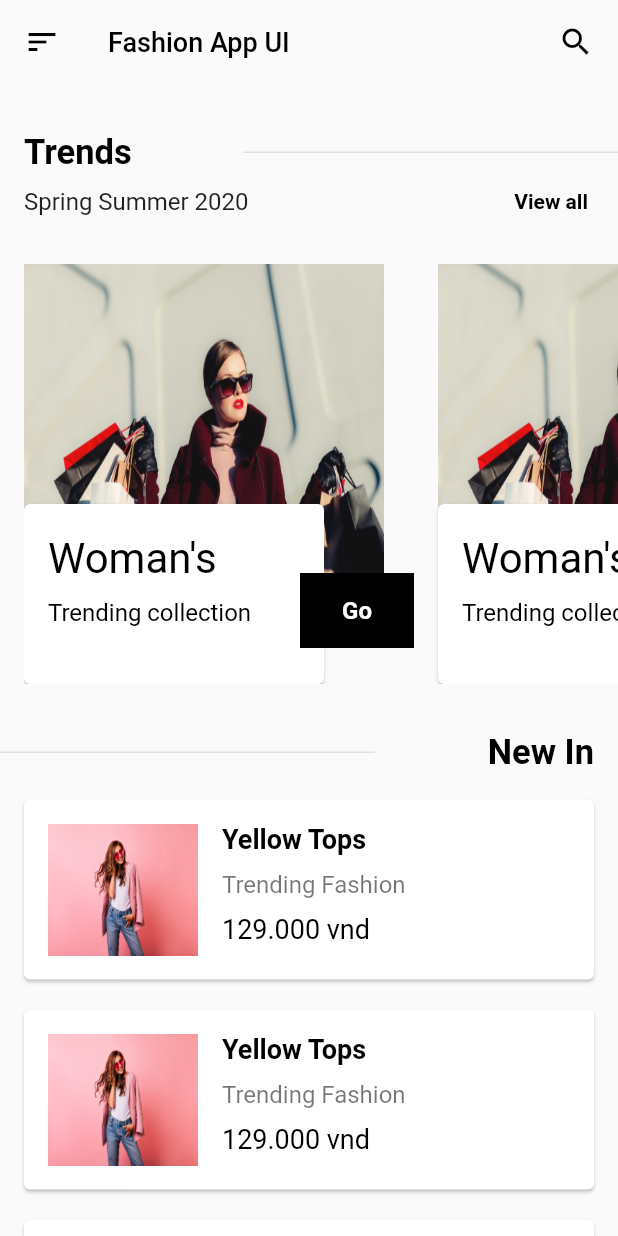
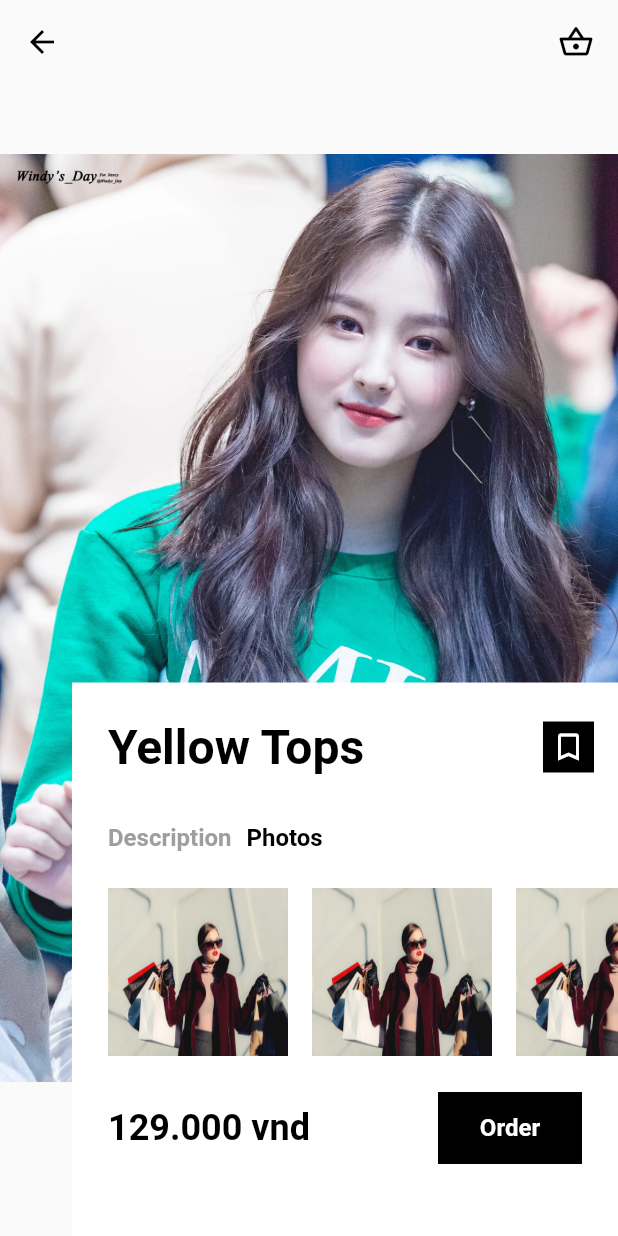
Before and after one commit to phucnguyen1618/fashion_app_ui, a Flutter app: the screen it shows after launch, on a phone screen of 412 x 824 dp. Run offline on Flutter 3.47's test engine with Material 2 defaults, Android fonts, the phone set to English and light mode, and no system bars.

Commit message:
Add Detail Page UI.

```diff
--- /dev/null
+++ b/lib/detail_page.dart
@@ -0,0 +1,151 @@
+import 'dart:ui';
+
+import 'package:flutter/material.dart';
+
+class DetailPage extends StatelessWidget {
+  const DetailPage({Key? key}) : super(key: key);
+
+  @override
+  Widget build(BuildContext context) {
+    return Scaffold(
+      body: Stack(
+        children: [
+          Image.asset(
+            'assets/images/nancy.png',
+            width: MediaQuery.of(context).size.width,
+            height: MediaQuery.of(context).size.height,
+          ),
+          SafeArea(
+              top: true,
+              child: Padding(
+                padding: const EdgeInsets.all(16.0),
+                child: Row(
+                  mainAxisAlignment: MainAxisAlignment.spaceBetween,
+                  children: const [
+                    Icon(
+                      Icons.arrow_back,
+                      color: Colors.black,
+                    ),
+                    Icon(
+                      Icons.shopping_basket_outlined,
+                      color: Colors.black,
+                    ),
+                  ],
+                ),
+              )),
+          Positioned(
+              left: 48.0,
+              right: 0.0,
+              bottom: 0.0,
+              child: Container(
+                color: Colors.white,
+                padding:
+                    const EdgeInsets.only(left: 24.0, top: 24.0, bottom: 24.0),
+                child: Column(
+                  crossAxisAlignment: CrossAxisAlignment.start,
+                  children: [
+                    Padding(
+                      padding: const EdgeInsets.only(right: 16.0, bottom: 32.0),
+                      child: Row(
+                        mainAxisAlignment: MainAxisAlignment.spaceBetween,
+                        children: [
+                          const Text(
+                            'Yellow Tops',
+                            style: TextStyle(
+                                color: Colors.black,
+                                fontSize: 32.0,
+                                fontWeight: FontWeight.bold),
+                          ),
+                          Container(
+                            width: 34.0,
+                            height: 34.0,
+                            alignment: Alignment.center,
+                            color: Colors.black,
+                            child: const Icon(
+                              Icons.bookmark_border_outlined,
+                              color: Colors.white,
+                            ),
+                          ),
+                        ],
+                      ),
+                    ),
+                    Row(
+                      children: const [
+                        Text(
+                          'Description',
+                          style: TextStyle(
+                              color: Colors.grey,
+                              fontSize: 16.0,
+                              fontWeight: FontWeight.bold),
+                        ),
+                        SizedBox(
+                          width: 10.0,
+                        ),
+                        Text(
+                          'Photos',
+                          style: TextStyle(
+                              color: Colors.black,
+                              fontSize: 16.0,
+                              fontWeight: FontWeight.bold),
+                        )
+                      ],
+                    ),
+                    SizedBox(
+                      height: 160.0,
+                      child: ListView.builder(
+                          scrollDirection: Axis.horizontal,
+                          itemCount: 10,
+                          shrinkWrap: true,
+                          itemBuilder: (context, index) {
+                            return Padding(
+                              padding: const EdgeInsets.only(
+                                  right: 16.0, top: 24.0, bottom: 24.0),
+                              child: SizedBox(
+                                width: 120,
+                                height: 120,
+                                child: Image.asset(
+                                  'assets/images/fashion_photo.jpeg',
+                                  fit: BoxFit.fill,
+                                ),
+                              ),
+                            );
+                          }),
+                    ),
+                    Padding(
+                      padding: const EdgeInsets.only(right: 24.0, bottom: 24.0),
+                      child: Row(
+                        mainAxisAlignment: MainAxisAlignment.spaceBetween,
+                        children: [
+                          const Text(
+                            '129.000 vnd',
+                            style: TextStyle(
+                                color: Colors.black,
+                                fontSize: 24.0,
+                                fontWeight: FontWeight.bold),
+                          ),
+                          Container(
+                            color: Colors.black,
+                            width: 96.0,
+                            height: 48.0,
+                            child: MaterialButton(
+                              onPressed: () {},
+                              child: const Text(
+                                'Order',
+                                style: TextStyle(
+                                    fontSize: 16.0,
+                                    color: Colors.white,
+                                    fontWeight: FontWeight.bold),
+                              ),
+                            ),
+                          ),
+                        ],
+                      ),
+                    ),
+                  ],
+                ),
+              ))
+        ],
+      ),
+    );
+  }
+}
--- a/lib/main.dart
+++ b/lib/main.dart
@@ -1,3 +1,4 @@
+import 'package:fashion_app_ui/detail_page.dart';
 import 'package:flutter/material.dart';
 
 import 'home_page.dart';
@@ -17,7 +18,7 @@ class MyApp extends StatelessWidget {
       theme: ThemeData(
         primarySwatch: Colors.blue,
       ),
-      home: const HomePage(),
+      home: const DetailPage(),
     );
   }
 }
--- a/lib/widgets/item_new_in_widget.dart
+++ b/lib/widgets/item_new_in_widget.dart
@@ -1,3 +1,4 @@
+import 'package:fashion_app_ui/detail_page.dart';
 import 'package:flutter/material.dart';
 
 class ItemNewInWidget extends StatelessWidget {
@@ -5,7 +6,16 @@ class ItemNewInWidget extends StatelessWidget {
 
   @override
   Widget build(BuildContext context) {
-    return Card(
+    return InkWell(
+      onTap: () {
+        Navigator.push(
+          context,
+          MaterialPageRoute(
+            builder: (context) => const DetailPage(),
+          ),
+        );
+      },
+      child: Card(
         margin: const EdgeInsets.only(top: 10.0, bottom: 10.0, left: 16.0),
         child: SizedBox(
           height: 120.0,
@@ -15,25 +25,46 @@ class ItemNewInWidget extends StatelessWidget {
                 margin: const EdgeInsets.all(16.0),
                 width: 100.0,
                 height: 100.0,
-              child: Image.asset('assets/images/fashion_image.jpg', fit: BoxFit.fill,),
+                child: Image.asset(
+                  'assets/images/fashion_image.jpg',
+                  fit: BoxFit.fill,
+                ),
               ),
               Container(
-              margin: const EdgeInsets.only(top: 16.0, bottom: 16.0, right: 16.0),
+                margin:
+                    const EdgeInsets.only(top: 16.0, bottom: 16.0, right: 16.0),
                 height: 100.0,
                 child: Column(
                   crossAxisAlignment: CrossAxisAlignment.start,
                   children: const [
-                  Text('Yellow Tops', style: TextStyle(color: Colors.black, fontWeight: FontWeight.bold, fontSize: 18.0),),
-                  SizedBox(height: 10.0,),
-                  Text('Trending Fashion', style: TextStyle(color: Colors.black54, fontSize: 16.0),),
-                  SizedBox(height: 10.0,),
-                  Text("129.000 vnd", style: TextStyle(color: Colors.black, fontSize: 18.0),),
+                    Text(
+                      'Yellow Tops',
+                      style: TextStyle(
+                          color: Colors.black,
+                          fontWeight: FontWeight.bold,
+                          fontSize: 18.0),
+                    ),
+                    SizedBox(
+                      height: 10.0,
+                    ),
+                    Text(
+                      'Trending Fashion',
+                      style: TextStyle(color: Colors.black54, fontSize: 16.0),
+                    ),
+                    SizedBox(
+                      height: 10.0,
+                    ),
+                    Text(
+                      "129.000 vnd",
+                      style: TextStyle(color: Colors.black, fontSize: 18.0),
+                    ),
                   ],
                 ),
               ),
             ],
           ),
         ),
+      ),
     );
   }
 }
--- a/pubspec.yaml
+++ b/pubspec.yaml
@@ -61,6 +61,7 @@ flutter:
   assets:
     - assets/images/fashion_photo.jpeg
     - assets/images/fashion_image.jpg
+    - assets/images/nancy.png
 
   # An image asset can refer to one or more resolution-specific "variants", see
   # https://flutter.dev/assets-and-images/#resolution-aware.
```
Also changed, not shown: assets/images/nancy.png (added). Lines whose indentation alone changed are shown as unchanged.
